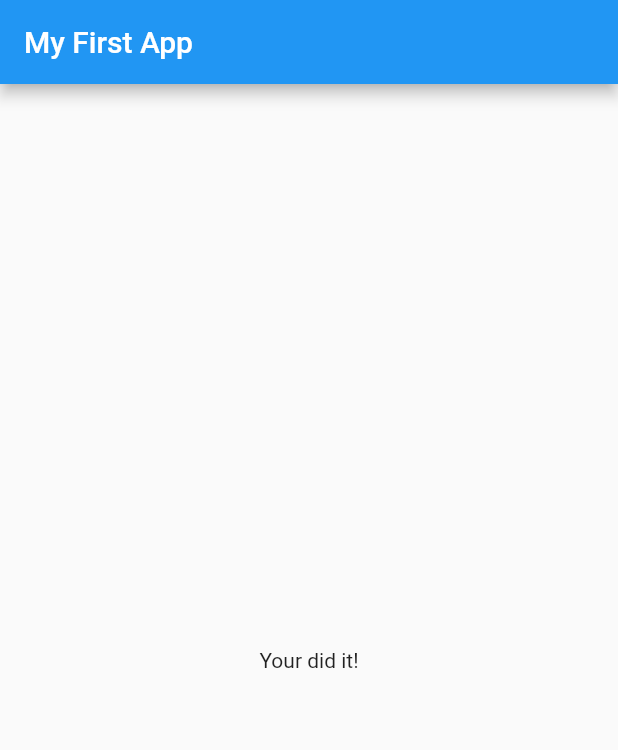
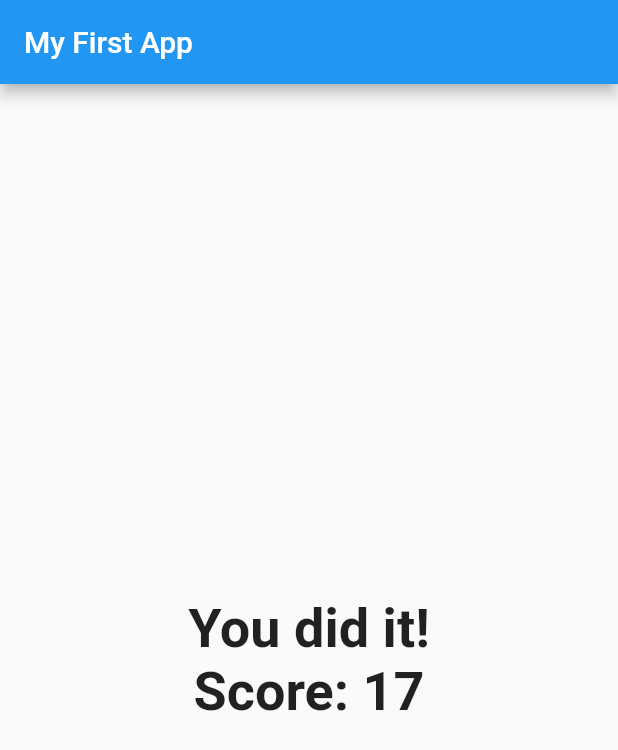
Before and after one commit to Batterihane/flutter-course-app1, a Flutter app: the screen it shows after launch, after a tap on "Black", after a tap on "Cow", after a tap on "He", on a phone screen of 412 x 824 dp. Shown: the top 750 px of the screen. Run offline on Flutter 3.47's test engine with Material 2 defaults, Android fonts, the phone set to English and light mode, and no system bars.

Commit message:
Calculate result

```diff
--- a/lib/main.dart
+++ b/lib/main.dart
@@ -1,5 +1,6 @@
 import 'package:first_app/result.dart';
 import 'package:flutter/material.dart';
+
 // import 'package:first_app/quiz.dart'; same as below
 import './quiz.dart';
 import './result.dart';
@@ -14,20 +15,36 @@ class MyApp extends StatefulWidget {
 class _MyAppState extends State<MyApp> {
   // _ means private
   var _questionIndex = 0;
+  var _totalScore = 0;
 
   // static const _questions = [ // same as below (unmodifiable list that cannot change)
   final _questions = const [
     {
       "questionText": "What's your favorite color?",
-      "answers": ["Black", "Green", "Blue", "Red"]
+      "answers": [
+        {"text": "Black", "score": 10},
+        {"text": "Green", "score": 5},
+        {"text": "Blue", "score": 3},
+        {"text": "Red", "score": 1}
+      ]
     },
     {
       "questionText": "What's your favorite animal?",
-      "answers": ["Dog", "Cow", "Rabbit", "Lion", "Cat"]
+      "answers": [
+        {"text": "Dog", "score": 10},
+        {"text": "Cow", "score": 6},
+        {"text": "Rabbit", "score": 2},
+        {"text": "Lion", "score": 1},
+        {"text": "Cat", "score": 0}
+      ]
     },
     {
       "questionText": "What's your favorite element?",
-      "answers": ["Na", "Au", "He"]
+      "answers": [
+        {"text": "Na", "score": 10},
+        {"text": "Au", "score": 7},
+        {"text": "He", "score": 1}
+      ]
     },
   ];
 
@@ -45,12 +62,13 @@ class _MyAppState extends State<MyApp> {
                 questions: _questions,
                 questionIndex: _questionIndex,
               )
-            : Result(),
+            : Result(_totalScore),
       ),
     );
   }
 
-  void _answerQuestion() {
+  void _answerQuestion(int score) {
+    _totalScore += score;
     setState(() {
       _questionIndex++;
     });
--- a/lib/quiz.dart
+++ b/lib/quiz.dart
@@ -13,8 +13,8 @@ class Quiz extends StatelessWidget {
   Widget build(BuildContext context) {
     return Column(children: [
       Question(questions[questionIndex]["questionText"]),
-      ...(questions[questionIndex]["answers"] as List<String>).map((answer) {
-        return Answer(answer, answerQuestion);
+      ...(questions[questionIndex]["answers"] as List<Map<String, Object>>).map((answer) {
+        return Answer(answer["text"], () => answerQuestion(answer["score"]));
       }).toList()
     ]);
   }
--- a/lib/result.dart
+++ b/lib/result.dart
@@ -1,8 +1,21 @@
 import 'package:flutter/material.dart';
 
 class Result extends StatelessWidget {
+  final int resultScore;
+
+  Result(this.resultScore);
+
+  String get resultPhrase {
+    return "You did it!\nScore: ${resultScore}";
+  }
+
   @override
   Widget build(BuildContext context) {
-    return Center(child: Text("Your did it!"));
+    return Center(
+        child: Text(
+      resultPhrase,
+      style: TextStyle(fontSize: 36, fontWeight: FontWeight.bold),
+      textAlign: TextAlign.center,
+    ));
   }
 }
```
